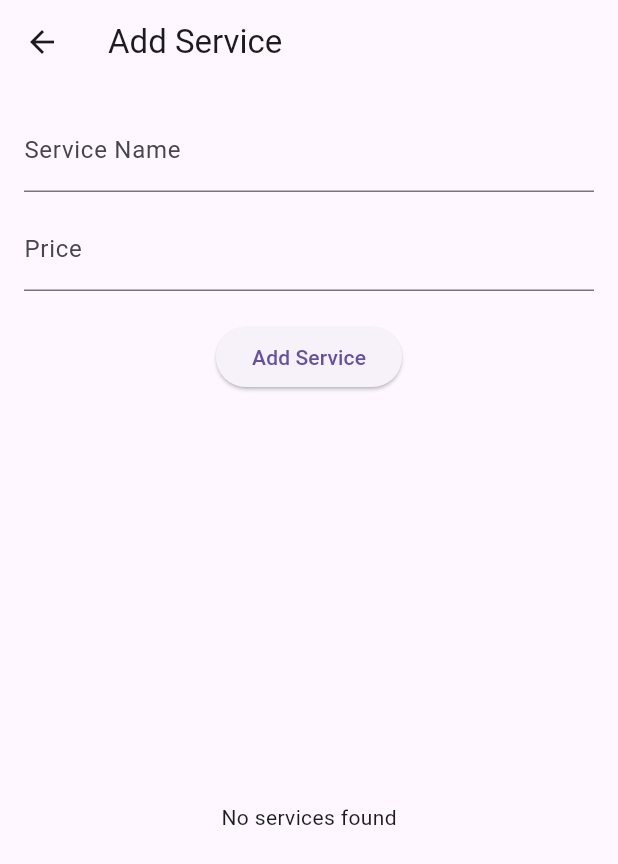
After one commit to anmolshri01/bookmysalon_new, a Flutter app: the OwnerDashboard screen opened directly, after a tap on "Add Services", on a phone screen of 412 x 824 dp. The commit adds this screen. Shown: the top 864 px of the screen. Run offline on Flutter 3.47's test engine with Material 3 defaults, Android fonts, the phone set to English and light mode, and no system bars; our stand-ins replace geocoding, geolocator, image_picker, shared_preferences, supabase_flutter; accounts and stored records are empty.

Commit message:
Added owner dashboard, bookings, services & updated user screens

```diff
--- /dev/null
+++ b/lib/screens/add_service_screen.dart
@@ -0,0 +1,169 @@
+import 'package:flutter/material.dart';
+import 'package:supabase_flutter/supabase_flutter.dart';
+
+class AddServiceScreen extends StatefulWidget {
+  final Map<String, dynamic> salon;
+
+  const AddServiceScreen({
+    super.key,
+    required this.salon,
+  });
+
+  @override
+  State<AddServiceScreen> createState() => _AddServiceScreenState();
+}
+
+class _AddServiceScreenState extends State<AddServiceScreen> {
+
+  final supabase = Supabase.instance.client;
+
+  final nameController = TextEditingController();
+  final priceController = TextEditingController();
+
+  bool isLoading = false;
+
+  // ✅ STREAM FUNCTION
+  Stream<List<Map<String, dynamic>>> getServices() {
+    return supabase
+        .from('services')
+        .stream(primaryKey: ['id'])
+        .eq('salon_id', widget.salon['id']);
+  }
+
+  // ✅ ADD SERVICE FUNCTION (UPDATED)
+  Future<void> addService() async {
+
+    final name = nameController.text.trim();
+    final priceText = priceController.text.trim();
+
+    // 🔒 Validation
+    if (name.isEmpty || priceText.isEmpty) {
+      ScaffoldMessenger.of(context).showSnackBar(
+        const SnackBar(content: Text("Please fill all fields")),
+      );
+      return;
+    }
+
+    int? price = int.tryParse(priceText);
+    if (price == null) {
+      ScaffoldMessenger.of(context).showSnackBar(
+        const SnackBar(content: Text("Enter valid price")),
+      );
+      return;
+    }
+
+    setState(() => isLoading = true);
+
+    try {
+      await supabase.from('services').insert({
+        'name': name,
+        'price': price,
+        'salon_id': widget.salon['id'], // ✅ BEST approach
+        'image': 'https://via.placeholder.com/150'
+      });
+
+      ScaffoldMessenger.of(context).showSnackBar(
+        const SnackBar(content: Text("Service Added")),
+      );
+
+      nameController.clear();
+      priceController.clear();
+
+    } catch (e) {
+      ScaffoldMessenger.of(context).showSnackBar(
+        SnackBar(content: Text("Error: $e")),
+      );
+    }
+
+    setState(() => isLoading = false);
+  }
+
+  @override
+  void dispose() {
+    nameController.dispose();
+    priceController.dispose();
+    super.dispose();
+  }
+
+  @override
+  Widget build(BuildContext context) {
+    return Scaffold(
+      appBar: AppBar(title: const Text("Add Service")),
+
+      body: Padding(
+        padding: const EdgeInsets.all(16),
+        child: Column(
+          children: [
+
+            TextField(
+              controller: nameController,
+              decoration: const InputDecoration(labelText: "Service Name"),
+            ),
+
+            const SizedBox(height: 10),
+
+            TextField(
+              controller: priceController,
+              decoration: const InputDecoration(labelText: "Price"),
+              keyboardType: TextInputType.number,
+            ),
+
+            const SizedBox(height: 20),
+
+            ElevatedButton(
+              onPressed: isLoading ? null : addService,
+              child: isLoading
+                  ? const CircularProgressIndicator(color: Colors.white)
+                  : const Text("Add Service"),
+            ),
+
+            const SizedBox(height: 20),
+
+            // ✅ LIVE SERVICE LIST
+            Expanded(
+              child: StreamBuilder<List<Map<String, dynamic>>>(
+                stream: getServices(),
+                builder: (context, snapshot) {
+
+                  if (snapshot.connectionState == ConnectionState.waiting) {
+                    return const Center(child: CircularProgressIndicator());
+                  }
+
+                  if (snapshot.hasError) {
+                    return Center(
+                      child: Text("Error: ${snapshot.error}"),
+                    );
+                  }
+
+                  final services = snapshot.data ?? [];
+
+                  if (services.isEmpty) {
+                    return const Center(child: Text("No services found"));
+                  }
+
+                  return ListView.builder(
+                    itemCount: services.length,
+                    itemBuilder: (context, index) {
+                      final service = services[index];
+
+                      return ListTile(
+                        leading: Image.network(
+                          service['image'],
+                          width: 50,
+                          height: 50,
+                          fit: BoxFit.cover,
+                        ),
+                        title: Text(service['name']),
+                        subtitle: Text("₹${service['price']}"),
+                      );
+                    },
+                  );
+                },
+              ),
+            )
+          ],
+        ),
+      ),
+    );
+  }
+}
--- /dev/null
+++ b/lib/screens/owner_dashboard.dart
@@ -0,0 +1,67 @@
+import 'package:flutter/material.dart';
+import 'package:supabase_flutter/supabase_flutter.dart';
+import 'add_service_screen.dart';
+import 'owner_bookings_screen.dart';
+
+class OwnerDashboard extends StatelessWidget {
+  const OwnerDashboard({super.key});
+
+  @override
+  Widget build(BuildContext context) {
+
+    return Scaffold(
+      appBar: AppBar(
+        title: const Text("Salon Dashboard"),
+      ),
+
+      body: Padding(
+        padding: const EdgeInsets.all(16),
+        child: Column(
+          children: [
+
+            _dashboardButton(
+              context,
+              "Add Services",
+              Icons.add,
+              const AddServiceScreen(salon: {},),
+            ),
+
+            _dashboardButton(
+              context,
+              "View Bookings",
+              Icons.calendar_month,
+              const OwnerBookingsScreen(),
+            ),
+
+          ],
+        ),
+      ),
+    );
+  }
+
+  Widget _dashboardButton(
+      BuildContext context,
+      String title,
+      IconData icon,
+      Widget screen,
+      ) {
+    return Card(
+      margin: const EdgeInsets.only(bottom: 15),
+      child: ListTile(
+        leading: Icon(icon, size: 30),
+        title: Text(title),
+        trailing: const Icon(Icons.arrow_forward),
+        onTap: () {
+          Navigator.push(
+            context,
+            MaterialPageRoute(
+              builder: (_) => AddServiceScreen(
+                salon: {'id': 1}, // ✅ temporary static data
+              ),
+            ),
+          );
+        },
+      ),
+    );
+  }
+}
```
Also changed, not shown: lib/screens/booking_history_screen.dart (+24 -42 lines), lib/screens/home_screen.dart (+17 -3 lines), lib/screens/owner_bookings_screen.dart (added, +48 -0 lines), lib/screens/salon_detail_screen.dart (+75 -51 lines), lib/screens/service_detail_screen.dart (+13 -26 lines), lib/screens/signup_page.dart (+14 -17 lines), lib/screens/slot_booking_screen.dart (+21 -11 lines), lib/services/owner_service.dart (added, +19 -0 lines).
